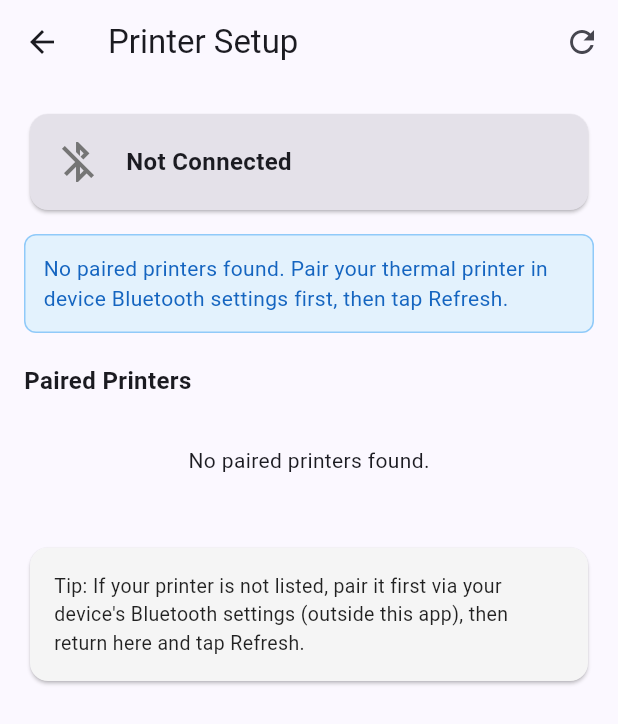
After one commit to philefua/receipt-generator, a Flutter app: the screen it shows after launch, after a tap on the "print" icon, on a phone screen of 412 x 824 dp. The commit adds this screen. Shown: the top 724 px of the screen. Run offline on Flutter 3.47's test engine with Material 3 defaults, Android fonts, the phone set to English and light mode, and no system bars; our stand-ins replace hive, hive_flutter, permission_handler, share_plus; missing offline and left inert: esc_pos_utils_plus, excel, print_bluetooth_thermal; accounts and stored records are empty.

Commit message:
Add printer connection screen; upgrade share_plus to fix Samsung result-tracking bug

```diff
--- a/lib/main.dart
+++ b/lib/main.dart
@@ -7,6 +7,7 @@ import 'models/product_preset.dart';
 import 'models/receipt.dart';
 import 'pages/backend_page.dart';
 import 'pages/frontend_page.dart';
+import 'pages/printer_setup_page.dart';
 import 'pages/receipt_history_page.dart';
 import 'state/app_state_controller.dart';
 
@@ -74,6 +75,17 @@ class _RootShellState extends State<RootShell> {
         title: Text(_titles[_selectedIndex]),
         actions: [
           IconButton(
+            tooltip: 'Printer Setup',
+            icon: const Icon(Icons.print_outlined),
+            onPressed: () {
+              Navigator.of(context).push(
+                MaterialPageRoute(
+                  builder: (_) => const PrinterSetupPage(),
+                ),
+              );
+            },
+          ),
+          IconButton(
             tooltip: 'Receipt History',
             icon: const Icon(Icons.history_outlined),
             onPressed: () {
--- /dev/null
+++ b/lib/pages/printer_setup_page.dart
@@ -0,0 +1,259 @@
+import 'package:flutter/material.dart';
+
+import '../services/thermal_printer_service.dart';
+
+/// Lets the cashier grant Bluetooth permissions, scan for paired printers,
+/// and connect to one. Meant to be opened once per shift rather than per
+/// transaction — the connection persists across the app until disconnected
+/// or the app is closed.
+class PrinterSetupPage extends StatefulWidget {
+  const PrinterSetupPage({super.key});
+
+  @override
+  State<PrinterSetupPage> createState() => _PrinterSetupPageState();
+}
+
+class _PrinterSetupPageState extends State<PrinterSetupPage> {
+  bool _isLoading = false;
+  bool _isConnecting = false;
+  String? _connectingAddress;
+  List<PrinterDevice> _devices = [];
+  String? _statusMessage;
+  bool _statusIsError = false;
+
+  @override
+  void initState() {
+    super.initState();
+    _refresh();
+  }
+
+  Future<void> _refresh() async {
+    setState(() {
+      _isLoading = true;
+      _statusMessage = null;
+    });
+
+    final granted = await ThermalPrinterService.instance.requestPermissions();
+    if (!granted) {
+      if (!mounted) return;
+      setState(() {
+        _isLoading = false;
+        _statusMessage =
+            'Bluetooth permission was denied. Enable it in device Settings to see paired printers.';
+        _statusIsError = true;
+      });
+      return;
+    }
+
+    final devices = await ThermalPrinterService.instance.getPairedDevices();
+    if (!mounted) return;
+    setState(() {
+      _devices = devices;
+      _isLoading = false;
+      if (devices.isEmpty) {
+        _statusMessage =
+            'No paired printers found. Pair your thermal printer in device Bluetooth settings first, then tap Refresh.';
+        _statusIsError = false;
+      }
+    });
+  }
+
+  Future<void> _connectTo(PrinterDevice device) async {
+    setState(() {
+      _isConnecting = true;
+      _connectingAddress = device.address;
+      _statusMessage = null;
+    });
+
+    final result = await ThermalPrinterService.instance.connect(
+      device.address,
+      name: device.name,
+    );
+
+    if (!mounted) return;
+    setState(() {
+      _isConnecting = false;
+      _connectingAddress = null;
+      _statusMessage = result.message;
+      _statusIsError = !result.success;
+    });
+  }
+
+  Future<void> _disconnect() async {
+    setState(() => _isLoading = true);
+    final result = await ThermalPrinterService.instance.disconnect();
+    if (!mounted) return;
+    setState(() {
+      _isLoading = false;
+      _statusMessage = result.message;
+      _statusIsError = !result.success;
+    });
+  }
+
+  @override
+  Widget build(BuildContext context) {
+    final isConnected = ThermalPrinterService.instance.isConnected;
+    final connectedAddress = ThermalPrinterService.instance.connectedAddress;
+    final connectedName = ThermalPrinterService.instance.connectedName;
+
+    return Scaffold(
+      appBar: AppBar(
+        title: const Text('Printer Setup'),
+        actions: [
+          IconButton(
+            tooltip: 'Refresh',
+            icon: const Icon(Icons.refresh),
+            onPressed: _isLoading ? null : _refresh,
+          ),
+        ],
+      ),
+      body: RefreshIndicator(
+        onRefresh: _refresh,
+        child: ListView(
+          padding: const EdgeInsets.all(16),
+          children: [
+            Card(
+              color: isConnected
+                  ? Colors.green.shade50
+                  : Theme.of(context).colorScheme.surfaceContainerHighest,
+              child: Padding(
+                padding: const EdgeInsets.all(16),
+                child: Row(
+                  children: [
+                    Icon(
+                      isConnected
+                          ? Icons.bluetooth_connected
+                          : Icons.bluetooth_disabled,
+                      color: isConnected
+                          ? Colors.green.shade700
+                          : Colors.grey.shade600,
+                      size: 32,
+                    ),
+                    const SizedBox(width: 16),
+                    Expanded(
+                      child: Column(
+                        crossAxisAlignment: CrossAxisAlignment.start,
+                        children: [
+                          Text(
+                            isConnected ? 'Connected' : 'Not Connected',
+                            style: const TextStyle(
+                              fontWeight: FontWeight.bold,
+                              fontSize: 16,
+                            ),
+                          ),
+                          if (isConnected)
+                            Text(
+                              connectedName ?? connectedAddress ?? '',
+                              style: TextStyle(color: Colors.grey.shade700),
+                            ),
+                        ],
+                      ),
+                    ),
+                    if (isConnected)
+                      TextButton(
+                        onPressed: _isLoading ? null : _disconnect,
+                        child: const Text('Disconnect'),
+                      ),
+                  ],
+                ),
+              ),
+            ),
+            if (_statusMessage != null) ...[
+              const SizedBox(height: 12),
+              Container(
+                padding: const EdgeInsets.all(12),
+                decoration: BoxDecoration(
+                  color: _statusIsError
+                      ? Colors.red.shade50
+                      : Colors.blue.shade50,
+                  borderRadius: BorderRadius.circular(8),
+                  border: Border.all(
+                    color: _statusIsError
+                        ? Colors.red.shade200
+                        : Colors.blue.shade200,
+                  ),
+                ),
+                child: Text(
+                  _statusMessage!,
+                  style: TextStyle(
+                    color: _statusIsError
+                        ? Colors.red.shade800
+                        : Colors.blue.shade800,
+                  ),
+                ),
+              ),
+            ],
+            const SizedBox(height: 20),
+            const Text(
+              'Paired Printers',
+              style: TextStyle(fontSize: 16, fontWeight: FontWeight.bold),
+            ),
+            const SizedBox(height: 8),
+            if (_isLoading)
+              const Padding(
+                padding: EdgeInsets.symmetric(vertical: 32),
+                child: Center(child: CircularProgressIndicator()),
+              )
+            else if (_devices.isEmpty)
+              const Padding(
+                padding: EdgeInsets.symmetric(vertical: 24),
+                child: Center(
+                  child: Text('No paired printers found.'),
+                ),
+              )
+            else
+              ..._devices.map((device) {
+                final isThisConnected =
+                    isConnected && connectedAddress == device.address;
+                final isThisConnecting =
+                    _isConnecting && _connectingAddress == device.address;
+
+                return Card(
+                  child: ListTile(
+                    leading: Icon(
+                      isThisConnected
+                          ? Icons.bluetooth_connected
+                          : Icons.print_outlined,
+                      color: isThisConnected ? Colors.green.shade700 : null,
+                    ),
+                    title: Text(device.name.isNotEmpty
+                        ? device.name
+                        : 'Unnamed device'),
+                    subtitle: Text(device.address),
+                    trailing: isThisConnecting
+                        ? const SizedBox(
+                            width: 20,
+                            height: 20,
+                            child: CircularProgressIndicator(strokeWidth: 2),
+                          )
+                        : isThisConnected
+                            ? const Icon(Icons.check_circle,
+                                color: Colors.green)
+                            : ElevatedButton(
+                                onPressed: _isConnecting
+                                    ? null
+                                    : () => _connectTo(device),
+                                child: const Text('Connect'),
+                              ),
+                  ),
+                );
+              }),
+            const SizedBox(height: 20),
+            Card(
+              color: Colors.grey.shade100,
+              child: const Padding(
+                padding: EdgeInsets.all(16),
+                child: Text(
+                  'Tip: If your printer is not listed, pair it first via '
+                  'your device\'s Bluetooth settings (outside this app), '
+                  'then return here and tap Refresh.',
+                  style: TextStyle(fontSize: 13, color: Colors.black87),
+                ),
+              ),
+            ),
+          ],
+        ),
+      ),
+    );
+  }
+}
--- a/lib/services/thermal_printer_service.dart
+++ b/lib/services/thermal_printer_service.dart
@@ -2,6 +2,7 @@ import 'dart:async';
 import 'dart:typed_data';
 
 import 'package:esc_pos_utils_plus/esc_pos_utils_plus.dart';
+import 'package:permission_handler/permission_handler.dart';
 import 'package:print_bluetooth_thermal/print_bluetooth_thermal.dart';
 
 import '../models/business_settings.dart';
@@ -44,10 +45,28 @@ class ThermalPrinterService {
   static const int _paperWidthChars = 32;
 
   String? _connectedAddress;
+  String? _connectedName;
 
   bool get isConnected => _connectedAddress != null;
 
   String? get connectedAddress => _connectedAddress;
+
+  String? get connectedName => _connectedName;
+
+  /// Requests the runtime Bluetooth permissions required on Android 12+.
+  /// The manifest already declares these; this requests user consent at
+  /// runtime, without which scanning/connecting will silently fail.
+  Future<bool> requestPermissions() async {
+    final statuses = await [
+      Permission.bluetoothConnect,
+      Permission.bluetoothScan,
+      Permission.locationWhenInUse,
+    ].request();
+
+    return statuses.values.every(
+      (status) => status.isGranted || status.isLimited,
+    );
+  }
 
   Future<List<PrinterDevice>> getPairedDevices() async {
     try {
@@ -61,7 +80,10 @@ class ThermalPrinterService {
     }
   }
 
-  Future<PrinterOperationResult> connect(String address) async {
+  Future<PrinterOperationResult> connect(
+    String address, {
+    String? name,
+  }) async {
     try {
       if (_connectedAddress != null && _connectedAddress != address) {
         await disconnect();
@@ -79,10 +101,11 @@ class ThermalPrinterService {
 
       if (result) {
         _connectedAddress = address;
-        return PrinterOperationResult.ok('Connected to $address');
+        _connectedName = name;
+        return PrinterOperationResult.ok('Connected to ${name ?? address}');
       }
       return PrinterOperationResult.fail(
-        'Failed to connect to printer at $address',
+        'Failed to connect to printer at ${name ?? address}',
       );
     } catch (e) {
       return PrinterOperationResult.fail('Connection error: $e');
@@ -93,6 +116,7 @@ class ThermalPrinterService {
     try {
       final bool result = await PrintBluetoothThermal.disconnect;
       _connectedAddress = null;
+      _connectedName = null;
       return result
           ? PrinterOperationResult.ok('Disconnected.')
           : PrinterOperationResult.fail('Disconnect returned false.');
@@ -106,10 +130,12 @@ class ThermalPrinterService {
       final status = await PrintBluetoothThermal.connectionStatus;
       if (!status) {
         _connectedAddress = null;
+        _connectedName = null;
       }
       return status;
     } catch (e) {
       _connectedAddress = null;
+      _connectedName = null;
       return false;
     }
   }
```
